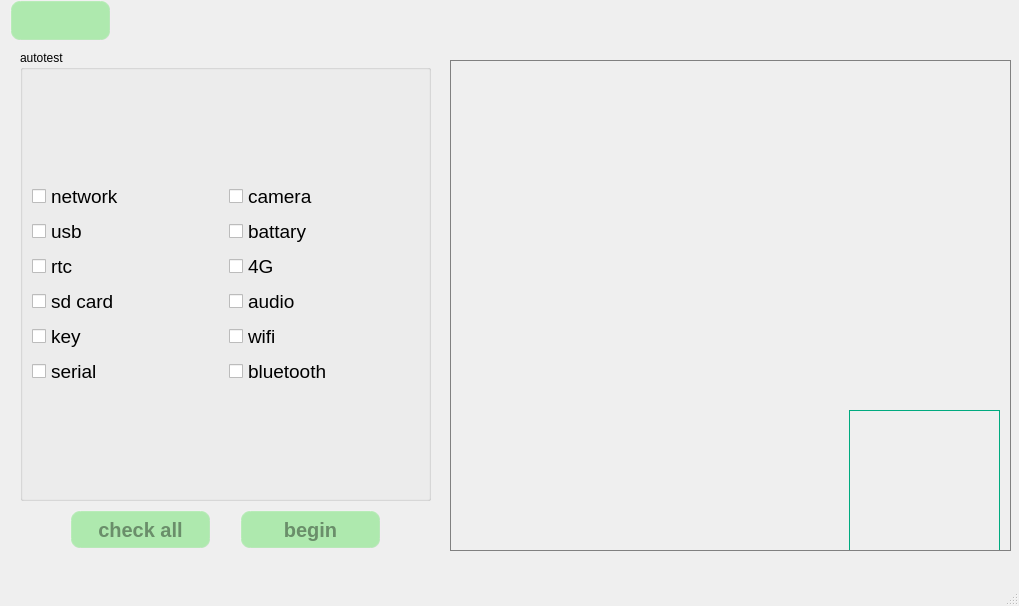
The window that qt/t507/all_test.ui (jizizihe/baijie_demo) describes before a commit, drawn with Qt 5.
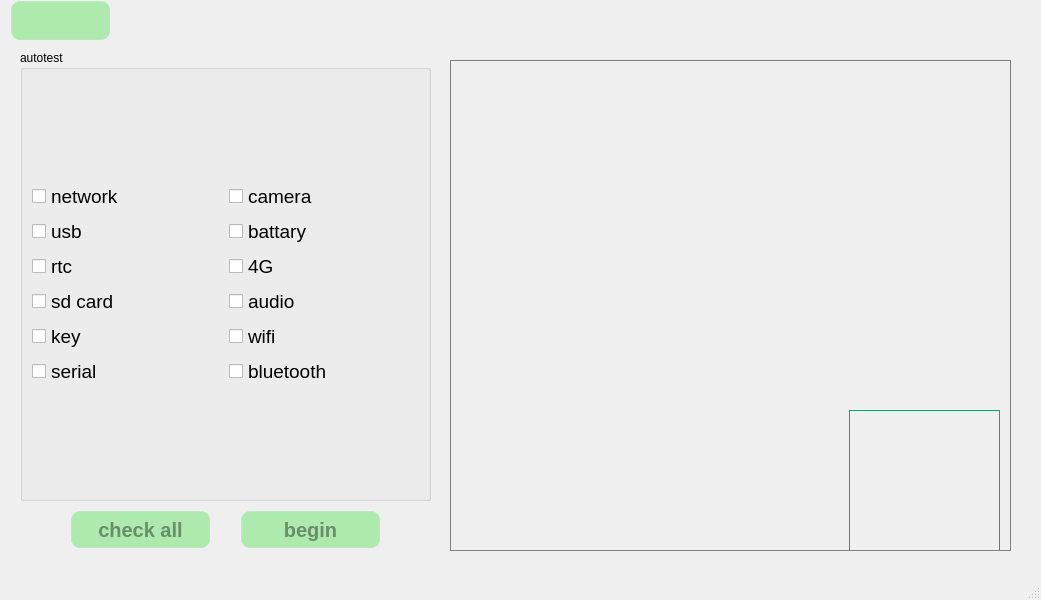
The same window after the commit. Icons and pictures are not drawn.

Commit message: Click the check box to enter the dialog box The single test prompt is in the dialog box, and only ttys1 OK is displayed When begin starts, it changes to stop. Click to end the test and restore the status to be selected

What changed in the file:
```diff
--- a/qt/t507/all_test.ui
+++ b/qt/t507/all_test.ui
@@ -6,8 +6,8 @@
    <rect>
     <x>0</x>
     <y>0</y>
-    <width>1019</width>
-    <height>606</height>
+    <width>1041</width>
+    <height>600</height>
    </rect>
   </property>
   <property name="windowTitle">
```
Left out of the diff: 6 changed lines with no effect on the pictures. The commit also changes 7 other files.
